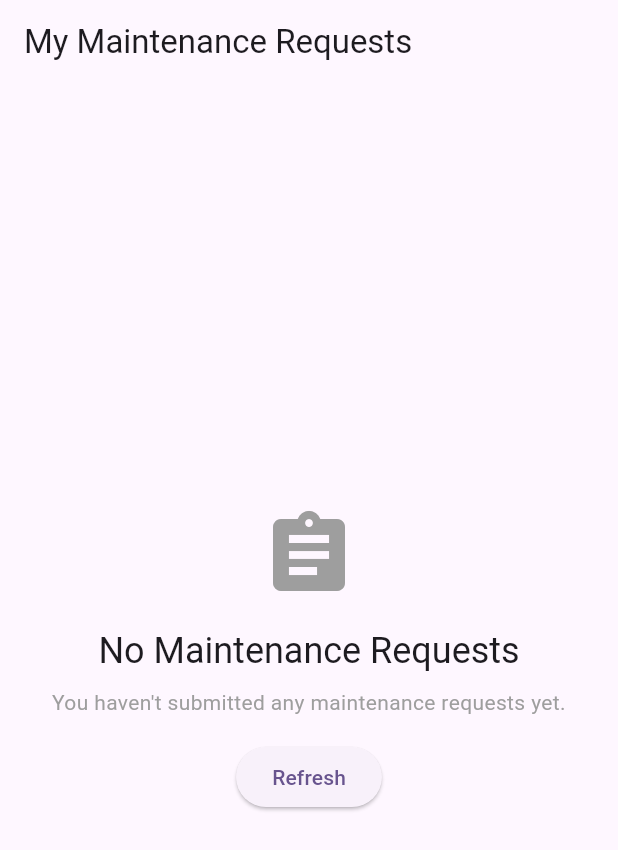
After one commit to Funky-Mobile/hostel-finder, a Flutter app: the MaintenanceRequestsScreen screen opened directly, after a tap on "Refresh", on a phone screen of 412 x 824 dp. The commit adds this screen. Shown: the top 850 px of the screen. Run offline on Flutter 3.47's test engine with Material 3 defaults, Android fonts, the phone set to English and light mode, and no system bars; our stand-ins replace cloud_firestore, firebase_auth, firebase_core, flutter_dotenv, flutter_secure_storage, get and 3 more; missing offline and left inert: firebase_app_check; accounts and stored records are empty; network calls fail; Roboto replaces fonts that are missing (Montserrat).

Commit message:
feat: Implement Maintenance Request Feature
This commit introduces a new feature allowing users to submit and view maintenance requests.

Key changes include:

- **New Screen:** Added `MaintenanceRequestsScreen` to display a list of user's maintenance requests with their status (Pending, Approved, Rejected).
- **Data Model:** Created `MaintenanceModel` to represent maintenance request data.
- **ViewModel Logic:**
    - Updated `MaintenanceViewModel` to include `fetchUserMaintenanceRequests` to get requests for the current user.
    - Modified `requestMaintenance` to handle submission.
- **UI Integration:**
    - Added a "Maintenance requests" item to the navigation drawer in `HomeScreen`.
    - Integrated the maintenance request functionality into the `BookingDetailsBottomSheet`, allowing users to request maintenance for a booked room.
    - User information in `HomeScreen` drawer is now fetched from `UserCacheService`.
- **API Endpoints:** Added new API endpoints in `AppUrls` for fetching and creating maintenance requests.
- **Error Handling and UI States:** Implemented loading, error, and empty states in `MaintenanceRequestsScreen`.
- **Styling:** Added status-specific coloring for maintenance requests.

```diff
--- a/lib/core/app_urls/app_urls.dart
+++ b/lib/core/app_urls/app_urls.dart
@@ -13,5 +13,6 @@ class AppUrls {
   static Uri findUserByEmailUrl(String email) => Uri.parse('$_baseUrl/students/find?email=$email');
 
   static Uri requestMaintenanceUrl(String studentId) => Uri.parse('$_baseUrl/maintenance/$studentId/request');
+  static Uri fetchUserMaintenanceRequestsUrl(String studentId) => Uri.parse('$_baseUrl/maintenance/$studentId');
 
 }
--- /dev/null
+++ b/lib/features/maintenance/maintenance_model.dart
@@ -0,0 +1,51 @@
+class MaintenanceModel {
+  final String id;
+  final String studentId;
+  final String roomId;
+  final String description;
+  final String status;
+  final DateTime createdAt;
+  final DateTime updatedAt;
+
+  MaintenanceModel({
+    required this.id,
+    required this.studentId,
+    required this.roomId,
+    required this.description,
+    required this.status,
+    required this.createdAt,
+    required this.updatedAt,
+  });
+
+  /// Creates a MaintenanceModel object from JSON
+  factory MaintenanceModel.fromJson(Map<String, dynamic> json) {
+    print("🔧 PARSING MAINTENANCE MODEL FROM: $json");
+
+    try {
+      final model = MaintenanceModel(
+        id: json['id']?.toString() ?? '',
+        studentId: json['studentId']?.toString() ?? json['student_id']?.toString() ?? '',
+        roomId: json['roomId']?.toString() ?? json['room_id']?.toString() ?? '',
+        description: json['description']?.toString() ?? '',
+        status: json['status']?.toString() ?? '',
+        createdAt: json['createdAt'] != null
+            ? DateTime.parse(json['createdAt'].toString())
+            : (json['created_at'] != null
+            ? DateTime.parse(json['created_at'].toString())
+            : DateTime.now()),
+        updatedAt: json['updatedAt'] != null
+            ? DateTime.parse(json['updatedAt'].toString())
+            : (json['updated_at'] != null
+            ? DateTime.parse(json['updated_at'].toString())
+            : DateTime.now()),
+      );
+
+      print("✅ SUCCESSFULLY CREATED MODEL: $model");
+      return model;
+
+    } catch (e) {
+      print("❌ ERROR IN fromJson: $e");
+      print("🔍 INPUT JSON: $json");
+      rethrow;
+    }
+}}
--- a/lib/features/maintenance/maintenance_view_model.dart
+++ b/lib/features/maintenance/maintenance_view_model.dart
@@ -1,7 +1,9 @@
 import 'dart:convert';
 import 'dart:developer';
 
+import 'package:hostel_finder/core/cache/user_cache_service.dart';
 import 'package:hostel_finder/core/user/user_view_model.dart';
+import 'package:hostel_finder/features/maintenance/maintenance_model.dart';
 
 import '../../core/app_urls/app_urls.dart';
 import 'package:get/get.dart';
@@ -44,4 +46,35 @@ class MaintenanceViewModel {
       errorMessage.value = 'An error occurred: $e';
     }
   }
-}
+
+
+  Future<List<MaintenanceModel>> fetchUserMaintenanceRequests() async {
+    try {
+      final user = await (UserCacheService.getUser());
+
+      final client = AuthClient();
+      final response = await client.get(
+        AppUrls.fetchUserMaintenanceRequestsUrl(user!.id),
+      );
+
+      log("THE MAINTENANCE: ${response.statusCode}");
+
+      if (response.statusCode == 200) {
+        // Since your API returns a direct array, decode it directly
+        final data = jsonDecode(response.body) as List<dynamic>;
+
+        final result = data.map((result) => MaintenanceModel.fromJson(result)).toList();
+
+        log('THE RESULT: ${result}');
+
+        return result;
+
+      } else {
+        errorMessage.value = 'Failed to fetch user: ${response.statusCode}';
+      }
+    } catch (e) {
+      errorMessage.value = 'An error occurred: $e';
+    }
+
+    return [];
+  }}
--- /dev/null
+++ b/lib/features/maintenance/mainteneance_request_screen.dart
@@ -0,0 +1,190 @@
+import 'package:flutter/material.dart';
+import 'package:hostel_finder/features/maintenance/maintenance_view_model.dart';
+import 'package:get/get.dart';
+import 'maintenance_model.dart';
+
+class MaintenanceRequestsScreen extends StatefulWidget {
+  const MaintenanceRequestsScreen({super.key});
+
+  @override
+  State<MaintenanceRequestsScreen> createState() => _MaintenanceRequestsScreenState();
+}
+
+class _MaintenanceRequestsScreenState extends State<MaintenanceRequestsScreen> {
+  final MaintenanceViewModel _maintenanceViewModel = Get.put(MaintenanceViewModel());
+
+  Color _statusColor(String status) {
+    switch (status.toUpperCase()) {
+      case "PENDING":
+        return Colors.orange;
+      case "APPROVED":
+        return Colors.green;
+      case "REJECTED":
+        return Colors.red;
+      default:
+        return Colors.grey;
+    }
+  }
+
+  @override
+  Widget build(BuildContext context) {
+    return Scaffold(
+      appBar: AppBar(title: const Text("My Maintenance Requests")),
+      body: FutureBuilder<List<MaintenanceModel>>(
+        future: _maintenanceViewModel.fetchUserMaintenanceRequests(),
+        builder: (context, snapshot) {
+          // Show loading state
+          if (snapshot.connectionState == ConnectionState.waiting) {
+            return const Center(
+              child: Column(
+                mainAxisAlignment: MainAxisAlignment.center,
+                children: [
+                  CircularProgressIndicator(color: Colors.blueAccent),
+                  SizedBox(height: 16),
+                  Text("Loading maintenance requests..."),
+                ],
+              ),
+            );
+          }
+
+          // Show error state with more details
+          if (snapshot.hasError) {
+            return Center(
+              child: Column(
+                mainAxisAlignment: MainAxisAlignment.center,
+                children: [
+                  const Icon(Icons.error, color: Colors.red, size: 64),
+                  const SizedBox(height: 16),
+                  Text(
+                    "Error loading data",
+                    style: Theme.of(context).textTheme.headlineSmall,
+                  ),
+                  const SizedBox(height: 8),
+                  Text(
+                    "Details: ${snapshot.error}",
+                    style: const TextStyle(color: Colors.grey),
+                    textAlign: TextAlign.center,
+                  ),
+                  const SizedBox(height: 16),
+                  ElevatedButton(
+                    onPressed: () => setState(() {}), // Refresh
+                    child: const Text("Retry"),
+                  ),
+                ],
+              ),
+            );
+          }
+
+          // Check if data is null or empty
+          if (!snapshot.hasData) {
+            return const Center(
+              child: Column(
+                mainAxisAlignment: MainAxisAlignment.center,
+                children: [
+                  Icon(Icons.info, color: Colors.blue, size: 64),
+                  SizedBox(height: 16),
+                  Text("No data received"),
+                ],
+              ),
+            );
+          }
+
+          final requests = snapshot.data!;
+
+          // Show empty state
+          if (requests.isEmpty) {
+            return Center(
+              child: Column(
+                mainAxisAlignment: MainAxisAlignment.center,
+                children: [
+                  const Icon(Icons.assignment, color: Colors.grey, size: 64),
+                  const SizedBox(height: 16),
+                  Text(
+                    "No Maintenance Requests",
+                    style: Theme.of(context).textTheme.headlineSmall,
+                  ),
+                  const SizedBox(height: 8),
+                  const Text(
+                    "You haven't submitted any maintenance requests yet.",
+                    style: TextStyle(color: Colors.grey),
+                    textAlign: TextAlign.center,
+                  ),
+                  const SizedBox(height: 16),
+                  ElevatedButton(
+                    onPressed: () => setState(() {}), // Refresh
+                    child: const Text("Refresh"),
+                  ),
+                ],
+              ),
+            );
+          }
+
+          // Show data
+          return RefreshIndicator(
+            onRefresh: () async {
+              setState(() {}); // Trigger rebuild
+            },
+            child: ListView.builder(
+              padding: const EdgeInsets.all(12),
+              itemCount: requests.length,
+              itemBuilder: (context, index) {
+                final request = requests[index];
+                return Card(
+                  elevation: 3,
+                  margin: const EdgeInsets.symmetric(vertical: 8),
+                  shape: RoundedRectangleBorder(
+                    borderRadius: BorderRadius.circular(12),
+                  ),
+                  child: Padding(
+                    padding: const EdgeInsets.all(16),
+                    child: Column(
+                      crossAxisAlignment: CrossAxisAlignment.start,
+                      children: [
+                        Row(
+                          children: [
+                            Icon(Icons.room, color: Colors.blue, size: 20),
+                            const SizedBox(width: 8),
+                            Text(
+                              "Room: ${request.roomId}",
+                              style: const TextStyle(
+                                  fontWeight: FontWeight.bold,
+                                  fontSize: 16
+                              ),
+                            ),
+                          ],
+                        ),
+                        const SizedBox(height: 8),
+                        Text(
+                          request.description,
+                          style: const TextStyle(fontSize: 14),
+                        ),
+                        const SizedBox(height: 12),
+                        Row(
+                          mainAxisAlignment: MainAxisAlignment.spaceBetween,
+                          children: [
+                            Chip(
+                              label: Text(request.status),
+                              backgroundColor: _statusColor(request.status).withOpacity(0.2),
+                              labelStyle: TextStyle(
+                                color: _statusColor(request.status),
+                                fontWeight: FontWeight.bold,
+                              ),
+                            ),
+                            Text(
+                              "Created: ${request.createdAt.toLocal().toString().split(' ').first}",
+                              style: const TextStyle(fontSize: 12, color: Colors.grey),
+                            ),
+                          ],
+                        ),
+                      ],
+                    ),
+                  ),
+                );
+              },
+            ),
+          );
+        },
+      ),
+    );
+  }
+}
```
Also changed, not shown: lib/features/bookings/widgets/booking_details_bottom_sheet.dart (+28 -22 lines), lib/features/home/home_screen.dart (+19 -11 lines).
